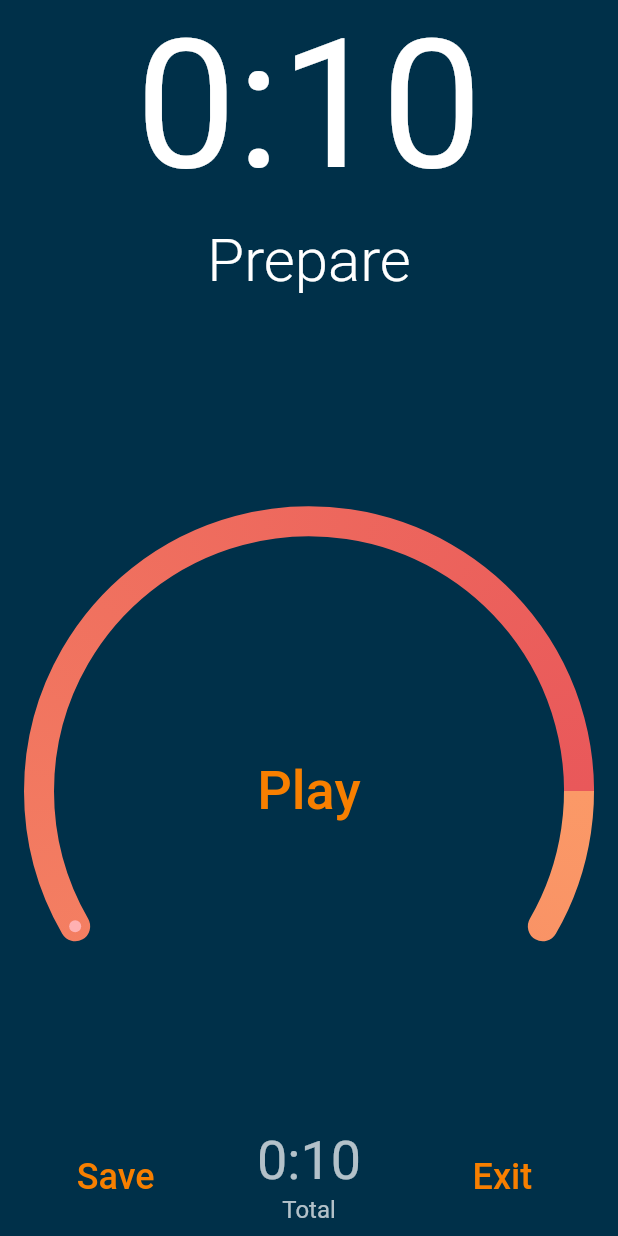
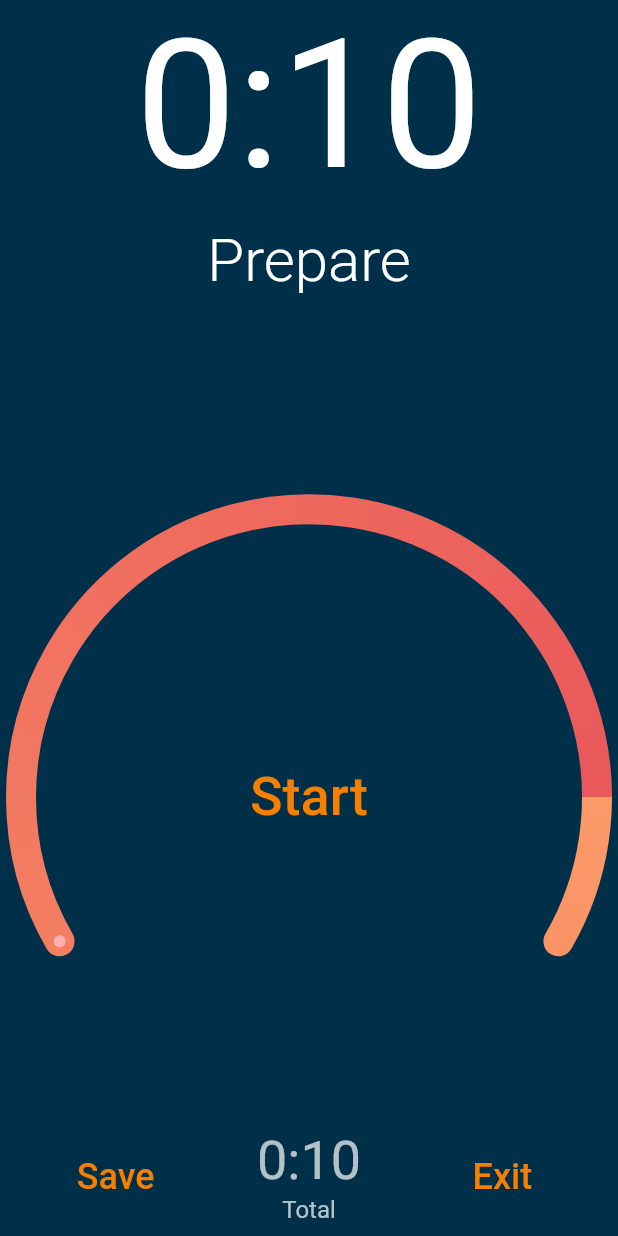
Before and after one commit to martinjedwabny/protalyze, a Flutter app: the CountDownPage screen opened directly with empty values, on a phone screen of 412 x 824 dp. Run offline on Flutter 3.47's test engine with Material 2 defaults, Android fonts, the phone set to English and light mode, and no system bars; drawn by our look-alikes of auto_size_text, sleek_circular_slider; our stand-ins replace audioplayers, cloud_firestore, firebase_auth, google_fonts, wakelock; missing offline and left inert: cloud_firestore_web, firebase_auth_web, firebase_core_web; accounts and stored records are empty; statements that could not run were skipped.

Commit message:
More design changes in countdown

```diff
--- a/lib/pages/CountdownPage.dart
+++ b/lib/pages/CountdownPage.dart
@@ -11,6 +11,7 @@ import 'package:auto_size_text/auto_size_text.dart';
 import 'package:flutter/material.dart';
 import 'package:audioplayers/audio_cache.dart';
 import 'package:audioplayers/audioplayers.dart';
+import 'package:flutter/services.dart';
 import 'package:provider/provider.dart';
 import 'package:sleek_circular_slider/sleek_circular_slider.dart';
 
@@ -34,6 +35,7 @@ class _CountDownPageState extends State<CountDownPage> with TickerProviderStateM
   @override
   void dispose() {
     ScreenPersist.disable();
+    this._controller.dispose();
     super.dispose();
   }
 
@@ -50,7 +52,6 @@ class _CountDownPageState extends State<CountDownPage> with TickerProviderStateM
     if (status == AnimationStatus.dismissed) {
       playBeepSound();
       stepToNextExercise();
-      setState(() { });
     }
   }
 
@@ -135,7 +136,7 @@ class _CountDownPageState extends State<CountDownPage> with TickerProviderStateM
   Widget buildProgressCircle(){
     return Expanded(
       child: Padding(
-        padding: EdgeInsets.all(16.0),
+        padding: EdgeInsets.all(4.0),
         child: Align(
           alignment: FractionalOffset.center,
           child: AspectRatio(
@@ -175,7 +176,7 @@ class _CountDownPageState extends State<CountDownPage> with TickerProviderStateM
                           //   size: 64,
                           //   color: this._buttonsColor,
                           // )
-                          child: Text(this.countdownFinished()? 'Done' : !this._isPause ? "Pause" : "Play",
+                          child: Text(this.countdownFinished()? 'Done' : !this._isPause ? "Pause" : "Start",
                             style: TextStyle(fontSize: 36.0, color: this._buttonsColor),)
 
                           );
@@ -192,7 +193,7 @@ class _CountDownPageState extends State<CountDownPage> with TickerProviderStateM
   Widget buildBottomButtons(BuildContext context){
     return Container(
       child: Padding(
-        padding: EdgeInsets.all(8.0),
+        padding: EdgeInsets.only(left:8.0,right:8.0,bottom:8.0),
         child: Row(
           mainAxisAlignment: MainAxisAlignment.spaceAround,
           children: [
@@ -260,9 +261,6 @@ class _CountDownPageState extends State<CountDownPage> with TickerProviderStateM
   @override
   Widget build(BuildContext context) {
     return Scaffold(
-      // appBar: AppBar(
-      //   title: Text(this.widget._workout.name),
-      // ),
       backgroundColor: Palette.darkBlueColor,
       body: AnimatedBuilder(
           animation: _controller,
```
